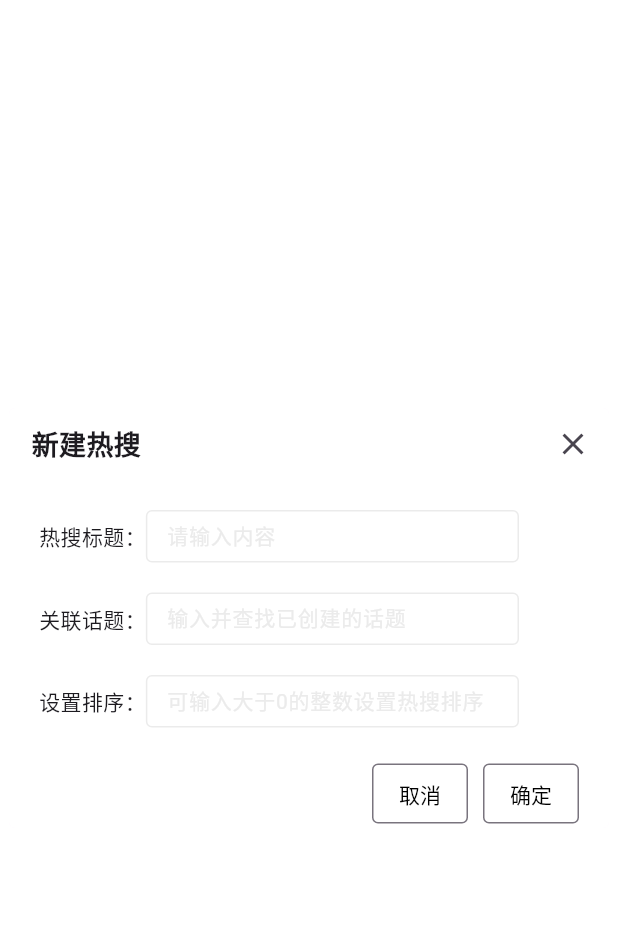
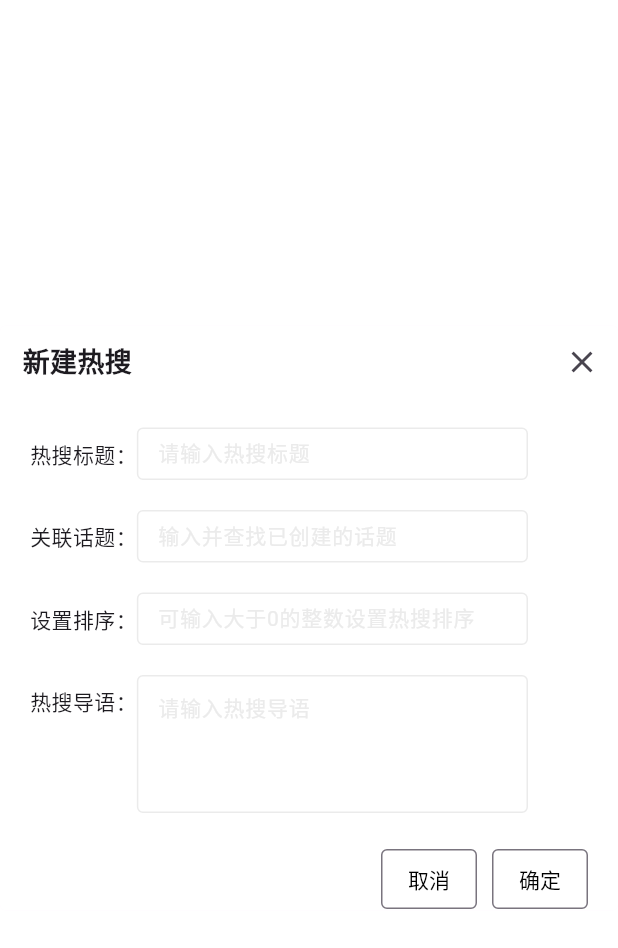
Before and after one commit to topinx/adminSystemDashboard, a Flutter app: the SearchTopicCreate widget shown alone on an empty page, opened directly, on a phone screen of 412 x 824 dp. Shown: the top 948 px of the screen. Run offline on Flutter 3.47's test engine with Material 3 defaults, Android fonts, the phone set to English and light mode, and no system bars; our stand-ins replace bot_toast, chewie, country_picker, dio, dropdown_button2, get and 4 more; missing offline and left inert: board_datetime_picker, encrypt, flutter_video_thumbnail_plus, image_size_getter; accounts and stored records are empty; network calls fail.

Commit message:
-- 修改

```diff
--- a/lib/app/pages/manage/widget/manage_topic_edit.dart
+++ b/lib/app/pages/manage/widget/manage_topic_edit.dart
@@ -115,7 +115,7 @@ class _ManageTopicEditState extends State<ManageTopicEdit> {
         borderRadius: BorderRadius.circular(4),
         child: Container(
           height: 320,
-          width: 400,
+          width: 430,
           decoration: BoxDecoration(
             color: Colors.white,
             borderRadius: BorderRadius.circular(4),
--- a/lib/app/pages/search/controller/search_topic_create_controller.dart
+++ b/lib/app/pages/search/controller/search_topic_create_controller.dart
@@ -10,6 +10,7 @@ class SearchTopicCreateController extends GetxController with RequestMixin {
   TextEditingController inputTitle = TextEditingController();
   TextEditingController inputTopic = TextEditingController();
   TextEditingController inputOrder = TextEditingController();
+  TextEditingController inputDescr = TextEditingController();
 
   BeanTopic? beanTopic;
 
@@ -27,6 +28,7 @@ class SearchTopicCreateController extends GetxController with RequestMixin {
     inputTitle.dispose();
     inputTopic.dispose();
     inputOrder.dispose();
+    inputDescr.dispose();
   }
 
   Future<List<BeanTopic>> onSubmitSearch(String string) async {
@@ -45,6 +47,11 @@ class SearchTopicCreateController extends GetxController with RequestMixin {
 
     if (beanTopic == null) {
       showToast("请选择关联话题");
+      return false;
+    }
+
+    if (inputDescr.text.trim().isEmpty) {
+      showToast("请输入热搜导语");
       return false;
     }
 
@@ -93,6 +100,7 @@ class SearchTopicCreateController extends GetxController with RequestMixin {
         "topicId": beanTopic!.id,
         "topicName": beanTopic!.name,
         "orderId": order,
+        "inputDescr": inputDescr.text,
       },
       success: (_) => success = true,
     );
@@ -115,6 +123,7 @@ class SearchTopicCreateController extends GetxController with RequestMixin {
     inputTitle.text = hotSearch.title;
     inputTopic.text = hotSearch.topicName;
     inputOrder.text = "${hotSearch.orderId}";
+    inputDescr.text = hotSearch.introduction;
 
     beanTopic = BeanTopic(
       id: hotSearch.topicId,
@@ -144,6 +153,7 @@ class SearchTopicCreateController extends GetxController with RequestMixin {
         "topicId": beanTopic!.id,
         "topicName": beanTopic!.name,
         "orderId": order,
+        "inputDescr": inputDescr.text,
       },
       success: (_) => success = true,
     );
--- a/lib/app/pages/search/widget/search_topic_create.dart
+++ b/lib/app/pages/search/widget/search_topic_create.dart
@@ -30,7 +30,7 @@ class _SearchTopicCreateState extends State<SearchTopicCreate> {
       color: Colors.white,
       shape: RoundedRectangleBorder(borderRadius: BorderRadius.circular(2)),
       child: Container(
-        width: 245,
+        width: 275,
         constraints: const BoxConstraints(minHeight: 50, maxHeight: 240),
         child: SingleChildScrollView(
             child: Column(children: [
@@ -94,7 +94,7 @@ class _SearchTopicCreateState extends State<SearchTopicCreate> {
         Expanded(
           child: TextField(
             controller: ctr.inputTitle,
-            decoration: InputDecoration(hintText: "请输入内容", hintStyle: style),
+            decoration: InputDecoration(hintText: "请输入热搜标题", hintStyle: style),
           ),
         ),
       ]),
@@ -143,18 +143,48 @@ class _SearchTopicCreateState extends State<SearchTopicCreate> {
     );
   }
 
+  Widget buildDescribeContent() {
+    TextStyle style = const TextStyle(fontSize: 14, color: Color(0xFFEBEBEB));
+
+    return Padding(
+      padding: const EdgeInsets.fromLTRB(20, 0, 60, 20),
+      child: Row(crossAxisAlignment: CrossAxisAlignment.start, children: [
+        Container(
+          height: 35,
+          alignment: Alignment.centerLeft,
+          child: const Text("热搜导语："),
+        ),
+        Expanded(
+          child: TextField(
+            controller: ctr.inputDescr,
+            maxLines: 3,
+            minLines: 3,
+            maxLength: 500,
+            decoration: InputDecoration(
+              contentPadding: const EdgeInsets.all(10),
+              hintText: "请输入热搜导语",
+              hintStyle: style,
+              counterText: "",
+            ),
+          ),
+        ),
+      ]),
+    );
+  }
+
   Widget buildCreateContent() {
     return Column(children: [
-      const Row(children: [
-        SizedBox(width: 15),
-        Text("新建热搜",
-            style: TextStyle(fontWeight: FontWeight.w900, fontSize: 18)),
-        Spacer(),
-        CloseButton(),
+      Row(children: [
+        const SizedBox(width: 15),
+        Text(ctr.searchId == 0 ? "新建热搜" : "编辑话题",
+            style: const TextStyle(fontWeight: FontWeight.w900, fontSize: 18)),
+        const Spacer(),
+        const CloseButton(),
       ]),
       buildTitleContent(),
       buildTopicContent(),
       buildSortContent(),
+      buildDescribeContent(),
       const Spacer(),
       Row(mainAxisAlignment: MainAxisAlignment.end, children: [
         OutlinedButton(onPressed: onTapCancel, child: const Text("取消")),
@@ -181,8 +211,8 @@ class _SearchTopicCreateState extends State<SearchTopicCreate> {
       child: Material(
         borderRadius: BorderRadius.circular(4),
         child: Container(
-          height: 280,
-          width: 400,
+          height: 390,
+          width: 430,
           decoration: BoxDecoration(
             color: Colors.white,
             borderRadius: BorderRadius.circular(4),
--- a/lib/bean/bean_hot_search.dart
+++ b/lib/bean/bean_hot_search.dart
@@ -13,6 +13,7 @@ class BeanHotSearch {
   int orderId;
   String createTime;
   int clickCnt;
+  String introduction;
 
   BeanHotSearch({
     required this.id,
@@ -22,6 +23,7 @@ class BeanHotSearch {
     required this.orderId,
     required this.createTime,
     required this.clickCnt,
+    required this.introduction,
   });
 
   factory BeanHotSearch.fromJson(Map<String, dynamic> json) => BeanHotSearch(
@@ -32,6 +34,7 @@ class BeanHotSearch {
         orderId: json["orderId"],
         createTime: json["createTime"],
         clickCnt: json["clickCnt"] ?? 0,
+        introduction: json["introduction"] ?? "",
       );
 
   Map<String, dynamic> toJson() => {
@@ -42,5 +45,6 @@ class BeanHotSearch {
         "orderId": orderId,
         "createTime": createTime,
         "clickCnt": clickCnt,
+        "introduction": introduction,
       };
 }
```
